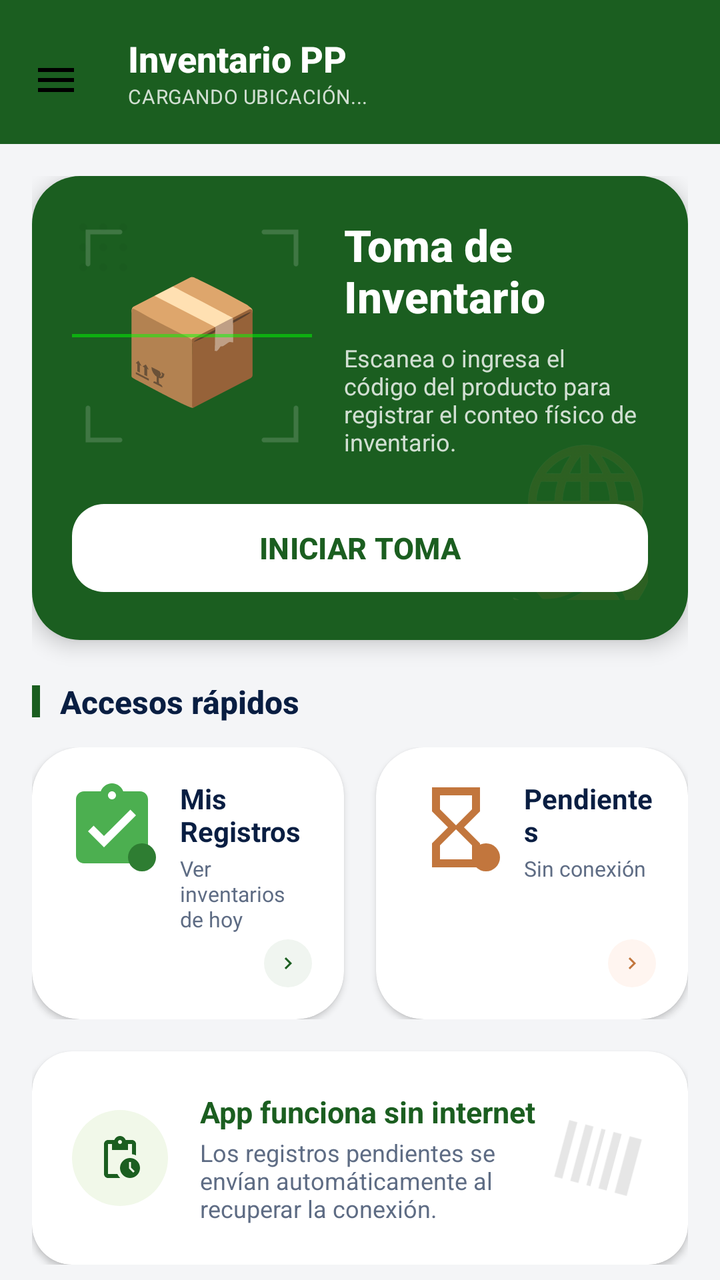
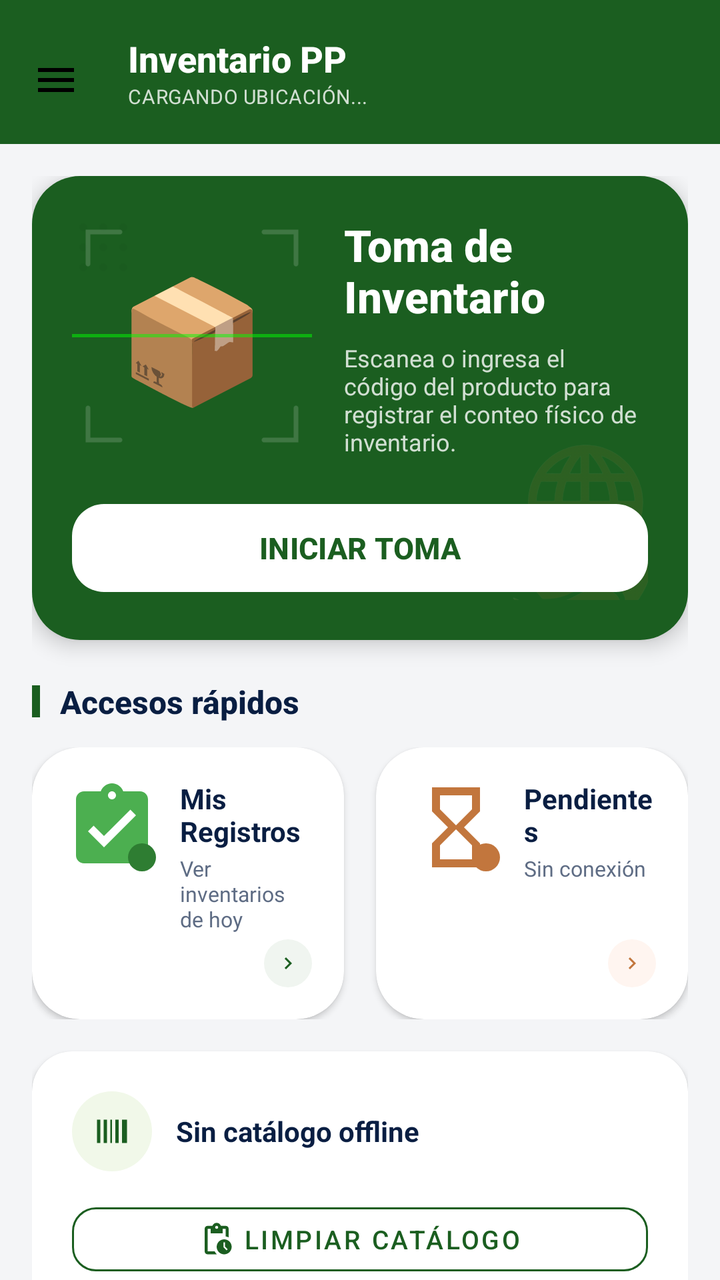

The first picture is an Android layout as it rendered before a commit; the second is the same layout after the commit. The layout source and the unified diff follow.
<!-- AndroidManifest.xml: application theme Theme.Inventario -->
<!-- res/layout/activity_home.xml -->
<?xml version="1.0" encoding="utf-8"?>
<androidx.drawerlayout.widget.DrawerLayout
    xmlns:android="http://schemas.android.com/apk/res/android"
    xmlns:app="http://schemas.android.com/apk/res-auto"
    xmlns:tools="http://schemas.android.com/tools"
    android:id="@+id/drawerLayoutRoot"
    android:layout_width="match_parent"
    android:layout_height="match_parent">

    <LinearLayout
        android:layout_width="match_parent"
        android:layout_height="match_parent"
        android:orientation="vertical"
        android:background="#F4F5F7">

        
        <com.google.android.material.appbar.AppBarLayout
            android:id="@+id/appbar"
            android:layout_width="match_parent"
            android:layout_height="wrap_content"
            android:background="@color/pp_splash_text_green"
            app:elevation="4dp">

            <androidx.appcompat.widget.Toolbar
                android:id="@+id/toolbar"
                android:layout_width="match_parent"
                android:layout_height="wrap_content"
                android:minHeight="?attr/actionBarSize"
                android:paddingVertical="8dp"
                app:navigationIcon="@drawable/ic_menu"
                app:navigationIconTint="@color/pp_white">

                <LinearLayout
                    android:layout_width="match_parent"
                    android:layout_height="wrap_content"
                    android:orientation="vertical"
                    android:layout_marginStart="8dp"
                    android:layout_marginEnd="16dp">

                    <TextView
                        android:layout_width="wrap_content"
                        android:layout_height="wrap_content"
                        android:text="Inventario PP"
                        android:textColor="@color/pp_white"
                        android:textSize="18sp"
                        android:textStyle="bold"
                        android:fontFamily="sans-serif-medium" />

                    <TextView
                        android:id="@+id/tvToolbarSubtitle"
                        android:layout_width="match_parent"
                        android:layout_height="wrap_content"
                        android:text="CARGANDO UBICACIÓN..."
                        android:textColor="#CCFFFFFF"
                        android:textSize="10sp"
                        android:textAllCaps="true"
                        android:letterSpacing="0.02"
                        android:lineSpacingExtra="2dp"
                        android:maxLines="2"
                        android:ellipsize="end" />
                </LinearLayout>

            </androidx.appcompat.widget.Toolbar>
        </com.google.android.material.appbar.AppBarLayout>

        
        <ScrollView
            android:layout_width="match_parent"
            android:layout_height="match_parent"
            android:fillViewport="true"
            android:scrollbars="none">

            <LinearLayout
                android:layout_width="match_parent"
                android:layout_height="wrap_content"
                android:orientation="vertical"
                android:padding="16dp">

                
                <com.google.android.material.card.MaterialCardView
                    android:layout_width="match_parent"
                    android:layout_height="wrap_content"
                    app:cardCornerRadius="24dp"
                    app:cardElevation="6dp"
                    app:strokeWidth="0dp"
                    android:layout_marginBottom="20dp">

                    <androidx.constraintlayout.widget.ConstraintLayout
                        android:layout_width="match_parent"
                        android:layout_height="wrap_content"
                        android:background="@color/pp_splash_text_green"
                        android:padding="20dp">

                        
                        <ImageView
                            android:layout_width="60dp"
                            android:layout_height="60dp"
                            android:src="@drawable/ic_dots"
                            android:alpha="0.2"
                            app:layout_constraintTop_toTopOf="parent"
                            app:layout_constraintStart_toStartOf="parent"
                            android:layout_marginTop="-10dp"
                            android:layout_marginStart="-10dp"
                            android:contentDescription="@null" />

                        <ImageView
                            android:layout_width="100dp"
                            android:layout_height="100dp"
                            android:src="@drawable/logo_sin_fondo"
                            android:alpha="0.1"
                            app:layout_constraintBottom_toBottomOf="parent"
                            app:layout_constraintEnd_toEndOf="parent"
                            android:layout_marginBottom="-20dp"
                            android:layout_marginEnd="-20dp"
                            android:contentDescription="@null" />

                        
                        <FrameLayout
                            android:id="@+id/flScanner"
                            android:layout_width="120dp"
                            android:layout_height="120dp"
                            app:layout_constraintStart_toStartOf="parent"
                            app:layout_constraintTop_toTopOf="parent">

                            <ImageView
                                android:layout_width="match_parent"
                                android:layout_height="match_parent"
                                android:src="@drawable/ic_scanner_frame"
                                android:alpha="0.4"
                                android:contentDescription="@null" />

                            <TextView
                                android:layout_width="wrap_content"
                                android:layout_height="wrap_content"
                                android:text="📦"
                                android:textSize="60sp"
                                android:layout_gravity="center" />

                            <View
                                android:layout_width="match_parent"
                                android:layout_height="1.5dp"
                                android:layout_gravity="center"
                                android:background="#8000FF00" />
                        </FrameLayout>

                        <LinearLayout
                            android:layout_width="0dp"
                            android:layout_height="wrap_content"
                            android:orientation="vertical"
                            android:layout_marginStart="16dp"
                            app:layout_constraintStart_toEndOf="@id/flScanner"
                            app:layout_constraintEnd_toEndOf="parent"
                            app:layout_constraintTop_toTopOf="@id/flScanner"
                            app:layout_constraintBottom_toBottomOf="@id/flScanner">

                            <TextView
                                android:layout_width="wrap_content"
                                android:layout_height="wrap_content"
                                android:text="Toma de\nInventario"
                                android:textColor="@color/pp_white"
                                android:textSize="22sp"
                                android:textStyle="bold"
                                android:fontFamily="sans-serif-medium" />

                            <TextView
                                android:layout_width="wrap_content"
                                android:layout_height="wrap_content"
                                android:text="Escanea o ingresa el código del producto para registrar el conteo físico de inventario."
                                android:textColor="#CCFFFFFF"
                                android:textSize="12sp"
                                android:layout_marginTop="8dp" />
                        </LinearLayout>

                        <com.google.android.material.button.MaterialButton
                            android:id="@+id/btnRealizarToma"
                            android:layout_width="match_parent"
                            android:layout_height="52dp"
                            android:layout_marginTop="20dp"
                            android:text="INICIAR TOMA"
                            android:textColor="@color/pp_splash_text_green"
                            android:textStyle="bold"
                            android:textSize="15sp"
                            app:backgroundTint="@color/pp_white"
                            app:cornerRadius="16dp"
                            app:layout_constraintTop_toBottomOf="@id/flScanner" />

                    </androidx.constraintlayout.widget.ConstraintLayout>
                </com.google.android.material.card.MaterialCardView>

                
                <RelativeLayout
                    android:layout_width="match_parent"
                    android:layout_height="wrap_content"
                    android:layout_marginBottom="12dp">
                    <LinearLayout
                        android:layout_width="wrap_content"
                        android:layout_height="wrap_content"
                        android:orientation="horizontal"
                        android:gravity="center_vertical">
                        <View
                            android:layout_width="4dp"
                            android:layout_height="16dp"
                            android:background="@color/pp_splash_text_green" />
                        <TextView
                            android:layout_width="wrap_content"
                            android:layout_height="wrap_content"
                            android:text="Accesos rápidos"
                            android:textSize="16sp"
                            android:textColor="@color/pp_text_dark"
                            android:textStyle="bold"
                            android:layout_marginStart="10dp"
                            android:fontFamily="sans-serif-medium"/>
                    </LinearLayout>
                </RelativeLayout>

                
                <LinearLayout
                    android:layout_width="match_parent"
                    android:layout_height="wrap_content"
                    android:orientation="horizontal"
                    android:baselineAligned="false"
                    android:weightSum="2"
                    android:layout_marginBottom="16dp">

                    
                    <com.google.android.material.card.MaterialCardView
                        android:id="@+id/cardHistorial"
                        android:layout_width="0dp"
                        android:layout_height="wrap_content"
                        android:layout_weight="1"
                        android:layout_marginEnd="8dp"
                        app:cardCornerRadius="24dp"
                        app:cardElevation="2dp"
                        app:strokeWidth="0dp"
                        app:cardBackgroundColor="@color/pp_white"
                        android:clickable="true"
                        android:focusable="true"
                        android:foreground="?attr/selectableItemBackground">

                        <RelativeLayout
                            android:layout_width="match_parent"
                            android:layout_height="wrap_content"
                            android:padding="16dp">

                            <FrameLayout
                                android:id="@+id/flHistorialIcon"
                                android:layout_width="wrap_content"
                                android:layout_height="wrap_content">
                                <ImageView
                                    android:id="@+id/ivHistorialIcon"
                                    android:layout_width="48dp"
                                    android:layout_height="48dp"
                                    android:src="@drawable/ic_clipboard_check" />
                                <View
                                    android:layout_width="14dp"
                                    android:layout_height="14dp"
                                    android:layout_gravity="bottom|end"
                                    android:background="@drawable/bg_icon_circle"
                                    android:backgroundTint="#2E7D32"
                                    android:translationX="-2dp"
                                    android:translationY="-2dp"/>
                            </FrameLayout>

                            <TextView
                                android:id="@+id/tvHistorialTitle"
                                android:layout_width="wrap_content"
                                android:layout_height="wrap_content"
                                android:layout_toEndOf="@id/flHistorialIcon"
                                android:layout_marginStart="10dp"
                                android:text="Mis\nRegistros"
                                android:textSize="14sp"
                                android:textStyle="bold"
                                android:textColor="@color/pp_text_dark" />

                            <TextView
                                android:layout_width="wrap_content"
                                android:layout_height="wrap_content"
                                android:layout_below="@id/tvHistorialTitle"
                                android:layout_toEndOf="@id/flHistorialIcon"
                                android:layout_marginStart="10dp"
                                android:text="Ver inventarios\nde hoy"
                                android:textSize="10.5sp"
                                android:textColor="@color/pp_text_secondary"
                                android:layout_marginTop="2dp" />

                            <ImageView
                                android:layout_width="24dp"
                                android:layout_height="24dp"
                                android:src="@drawable/ic_chevron_right"
                                android:background="@drawable/bg_icon_circle"
                                android:backgroundTint="#F0F5F0"
                                android:padding="6dp"
                                app:tint="@color/pp_splash_text_green"
                                android:layout_alignParentEnd="true"
                                android:layout_marginTop="80dp"
                                android:contentDescription="@null" />
                        </RelativeLayout>
                    </com.google.android.material.card.MaterialCardView>

                    
                    <com.google.android.material.card.MaterialCardView
                        android:id="@+id/cardPendientes"
                        android:layout_width="0dp"
                        android:layout_height="wrap_content"
                        android:layout_weight="1"
                        android:layout_marginStart="8dp"
                        app:cardCornerRadius="24dp"
                        app:cardElevation="2dp"
                        app:strokeWidth="0dp"
                        app:cardBackgroundColor="@color/pp_white"
                        android:clickable="true"
                        android:focusable="true"
                        android:foreground="?attr/selectableItemBackground">

                        <RelativeLayout
                            android:layout_width="match_parent"
                            android:layout_height="wrap_content"
                            android:padding="16dp">

                            <FrameLayout
                                android:id="@+id/flPendientesIcon"
                                android:layout_width="wrap_content"
                                android:layout_height="wrap_content">
                                <ImageView
                                    android:id="@+id/ivPendientesIcon"
                                    android:layout_width="48dp"
                                    android:layout_height="48dp"
                                    android:src="@drawable/ic_hourglass_warning" />
                                <View
                                    android:layout_width="14dp"
                                    android:layout_height="14dp"
                                    android:layout_gravity="bottom|end"
                                    android:background="@drawable/bg_icon_circle"
                                    android:backgroundTint="#C2763D"
                                    android:translationX="-2dp"
                                    android:translationY="-2dp"/>
                            </FrameLayout>

                            <TextView
                                android:id="@+id/tvPendientesTitle"
                                android:layout_width="wrap_content"
                                android:layout_height="wrap_content"
                                android:layout_toEndOf="@id/flPendientesIcon"
                                android:layout_marginStart="10dp"
                                android:text="Pendientes"
                                android:textSize="14sp"
                                android:textStyle="bold"
                                android:textColor="@color/pp_text_dark" />

                            <TextView
                                android:layout_width="wrap_content"
                                android:layout_height="wrap_content"
                                android:layout_below="@id/tvPendientesTitle"
                                android:layout_toEndOf="@id/flPendientesIcon"
                                android:layout_marginStart="10dp"
                                android:text="Sin conexión"
                                android:textSize="10.5sp"
                                android:textColor="@color/pp_text_secondary"
                                android:layout_marginTop="2dp" />

                            <ImageView
                                android:layout_width="24dp"
                                android:layout_height="24dp"
                                android:src="@drawable/ic_chevron_right"
                                android:background="@drawable/bg_icon_circle"
                                android:backgroundTint="#FFF5F0"
                                android:padding="6dp"
                                app:tint="@color/pp_splash_orange"
                                android:layout_alignParentEnd="true"
                                android:layout_marginTop="80dp"
                                android:contentDescription="@null" />
                        </RelativeLayout>
                    </com.google.android.material.card.MaterialCardView>
                </LinearLayout>

                
                <com.google.android.material.card.MaterialCardView
                    android:layout_width="match_parent"
                    android:layout_height="wrap_content"
                    app:cardCornerRadius="20dp"
                    app:cardElevation="2dp"
                    app:strokeWidth="0dp"
                    app:cardBackgroundColor="@color/pp_white">

                    <LinearLayout
                        android:layout_width="match_parent"
                        android:layout_height="wrap_content"
                        android:orientation="horizontal"
                        android:padding="20dp"
                        android:gravity="center_vertical">

                        <FrameLayout
                            android:layout_width="48dp"
                            android:layout_height="48dp"
                            android:background="@drawable/bg_icon_circle"
                            android:backgroundTint="#F1F8E9">
                            <ImageView
                                android:layout_width="24dp"
                                android:layout_height="24dp"
                                android:layout_gravity="center"
                                android:src="@drawable/ic_pending"
                                app:tint="@color/pp_splash_text_green"
                                android:contentDescription="@null" />
                        </FrameLayout>

                        <LinearLayout
                            android:layout_width="0dp"
                            android:layout_height="wrap_content"
                            android:layout_weight="1"
                            android:orientation="vertical"
                            android:layout_marginStart="16dp">

                            <TextView
                                android:layout_width="wrap_content"
                                android:layout_height="wrap_content"
                                android:text="App funciona sin internet"
                                android:textSize="15sp"
                                android:textStyle="bold"
                                android:textColor="@color/pp_splash_text_green"/>
                            <TextView
                                android:layout_width="match_parent"
                                android:layout_height="wrap_content"
                                android:text="Los registros pendientes se envían automáticamente al recuperar la conexión."
                                android:textSize="12sp"
                                android:textColor="@color/pp_text_secondary"
                                android:layout_marginTop="2dp"/>
                        </LinearLayout>

                        
                        <ImageView
                            android:layout_width="50dp"
                            android:layout_height="50dp"
                            android:src="@drawable/ic_barcode"
                            android:alpha="0.1"
                            android:rotation="15"
                            android:contentDescription="@null" />

                    </LinearLayout>
                </com.google.android.material.card.MaterialCardView>

            </LinearLayout>
        </ScrollView>
    </LinearLayout>

    
    <com.google.android.material.navigation.NavigationView
        android:id="@+id/nav_view"
        android:layout_width="wrap_content"
        android:layout_height="match_parent"
        android:layout_gravity="start"
        android:fitsSystemWindows="true"
        android:background="@color/pp_white"
        app:headerLayout="@layout/nav_header_main"
        app:menu="@menu/nav_menu"
        app:itemBackground="@android:color/transparent"
        app:itemIconTint="@color/pp_splash_text_green"
        app:itemTextColor="@color/pp_text_dark" />

</androidx.drawerlayout.widget.DrawerLayout>
<!-- res/layout/nav_header_main.xml (included above) -->
<?xml version="1.0" encoding="utf-8"?>
<LinearLayout
    xmlns:android="http://schemas.android.com/apk/res/android"
    xmlns:app="http://schemas.android.com/apk/res-auto"
    android:layout_width="match_parent"
    android:layout_height="220dp"
    android:background="@color/pp_splash_text_green"
    android:orientation="vertical"
    android:padding="24dp"
    android:gravity="bottom">

    
    <TextView
        android:id="@+id/tvNavAvatar"
        android:layout_width="64dp"
        android:layout_height="64dp"
        android:text="O"
        android:textColor="@color/pp_splash_text_green"
        android:textSize="28sp"
        android:textStyle="bold"
        android:gravity="center"
        android:background="@drawable/shape_circle_white"
        android:layout_marginBottom="16dp"
        android:elevation="4dp"/>

    <TextView
        android:id="@+id/tvNavNombre"
        android:layout_width="match_parent"
        android:layout_height="wrap_content"
        android:text="Nombre del Usuario"
        android:textColor="@color/pp_white"
        android:textSize="18sp"
        android:textStyle="bold"
        android:fontFamily="sans-serif-medium"
        android:ellipsize="end"
        android:maxLines="1"/>

    <TextView
        android:id="@+id/tvNavSucursal"
        android:layout_width="match_parent"
        android:layout_height="wrap_content"
        android:text="Sede Principal"
        android:textColor="#CCFFFFFF"
        android:textSize="13sp"
        android:layout_marginTop="4dp"
        android:textAllCaps="true"
        android:letterSpacing="0.02"/>

    <TextView
        android:id="@+id/tvNavAlmacen"
        android:layout_width="match_parent"
        android:layout_height="wrap_content"
        android:text="Almacén de Materiales"
        android:textColor="#99FFFFFF"
        android:textSize="12sp"
        android:layout_marginTop="2dp"
        android:ellipsize="end"
        android:maxLines="1"/>

</LinearLayout>
<!-- resources referenced by this layout -->
<resources>
  <color name="pp_splash_orange">#C2763D</color>
  <color name="pp_splash_text_green">#1B5E20</color>
  <color name="pp_text_dark">#091E42</color>
  <color name="pp_text_secondary">#5E6C84</color>
  <color name="pp_white">#FFFFFF</color>
  <!-- drawable bg_icon_circle (drawable) -->
  <?xml version="1.0" encoding="utf-8"?>
  <shape xmlns:android="http://schemas.android.com/apk/res/android"
      android:shape="oval">
      <solid android:color="#F1F8E9"/>
  </shape>
  <!-- drawable ic_barcode (drawable) -->
  <?xml version="1.0" encoding="utf-8"?>
  <vector xmlns:android="http://schemas.android.com/apk/res/android"
      android:width="24dp"
      android:height="24dp"
      android:viewportWidth="24.0"
      android:viewportHeight="24.0">
      <path
          android:fillColor="#FF000000"
          android:pathData="M3,5h2v14H3V5zM7,5h2v14H7V5zM11,5h1v14h-1V5zM14,5h2v14h-2V5zM18,5h3v14h-3V5z" />
  </vector>
  <!-- drawable ic_chevron_right (drawable) -->
  <?xml version="1.0" encoding="utf-8"?>
  <vector xmlns:android="http://schemas.android.com/apk/res/android"
      android:width="24dp"
      android:height="24dp"
      android:viewportWidth="24"
      android:viewportHeight="24">
      <path
          android:fillColor="#333333"
          android:pathData="M10,6L8.59,7.41L13.17,12l-4.58,4.59L10,18l6,-6z"/>
  </vector>
  <!-- drawable ic_clipboard_check (drawable) -->
  <vector xmlns:android="http://schemas.android.com/apk/res/android"
      android:width="24dp"
      android:height="24dp"
      android:viewportWidth="24"
      android:viewportHeight="24">
      <path
          android:fillColor="#4CAF50"
          android:pathData="M19,3h-4.18C14.4,1.84 13.3,1 12,1c-1.3,0 -2.4,0.84 -2.82,2H5C3.9,3 3,3.9 3,5v14c0,1.1 0.9,2 2,2h14c1.1,0 2,-0.9 2,-2V5c0,-1.1 -0.9,-2 -2,-2zm-7,0c0.55,0 1,0.45 1,1s-0.45,1 -1,1 -1,-0.45 -1,-1 0.45,-1 1,-1zm-2,14l-4,-4 1.41,-1.41L10,14.17l6.59,-6.59L18,9l-8,8z" />
  </vector>
  <!-- drawable ic_hourglass_warning (drawable) -->
  <vector xmlns:android="http://schemas.android.com/apk/res/android"
      android:width="24dp"
      android:height="24dp"
      android:viewportWidth="24"
      android:viewportHeight="24">
      <path
          android:fillColor="#C2763D"
          android:pathData="M6,2v6h0.01L6,8.01 10,12l-4,4 0.01,0.01H6V22h12v-5.99h-0.01L18,16l-4,-4 4,-3.99 -0.01,-0.01H18V2H6zM16,16.5V20H8v-3.5l4,-4 4,4zM12,11.5l-4,-4V4h8v3.5l-4,4z" />
  </vector>
  <!-- drawable ic_menu (drawable) -->
  <vector xmlns:android="http://schemas.android.com/apk/res/android"
      android:width="24dp"
      android:height="24dp"
      android:viewportWidth="24"
      android:viewportHeight="24">
      <path
          android:fillColor="#FF000000"
          android:pathData="M3,18h18v-2H3v2zm0,-5h18v-2H3v2zm0,-7v2h18V6H3z"/>
  </vector>
  <!-- drawable shape_circle_white (drawable) -->
  <?xml version="1.0" encoding="utf-8"?>
  <shape xmlns:android="http://schemas.android.com/apk/res/android"
      android:shape="oval">
      <solid android:color="@color/pp_white" />
  </shape>
  <style name="Theme.Inventario" parent="Theme.Material3.DayNight.NoActionBar">
          <item name="colorPrimary">@color/pp_splash_text_green</item>
          <item name="colorOnPrimary">@color/pp_white</item>
          <item name="colorSecondary">@color/pp_green_accent</item>
          <item name="android:statusBarColor">@android:color/transparent</item>
          <item name="android:navigationBarColor">@android:color/transparent</item>
          <item name="android:windowLightStatusBar">true</item>
      </style>
  <color name="pp_green_accent">#36B37E</color>
  <!-- unchanged entries left out for length: 4 -->
</resources>

<!-- the commit's change to res/layout/activity_home.xml (unified diff, before → after) -->
@@ -380,6 +380,73 @@
                     app:cardCornerRadius="20dp"
                     app:cardElevation="2dp"
                     app:strokeWidth="0dp"
+                    app:cardBackgroundColor="@color/pp_white"
+                    android:layout_marginBottom="16dp">
+
+                    <LinearLayout
+                        android:layout_width="match_parent"
+                        android:layout_height="wrap_content"
+                        android:orientation="vertical"
+                        android:padding="20dp">
+
+                        <LinearLayout
+                            android:layout_width="match_parent"
+                            android:layout_height="wrap_content"
+                            android:orientation="horizontal"
+                            android:gravity="center_vertical">
+
+                            <FrameLayout
+                                android:layout_width="40dp"
+                                android:layout_height="40dp"
+                                android:background="@drawable/bg_icon_circle"
+                                android:backgroundTint="#F1F8E9">
+                                <ImageView
+                                    android:layout_width="20dp"
+                                    android:layout_height="20dp"
+                                    android:layout_gravity="center"
+                                    android:src="@drawable/ic_barcode"
+                                    app:tint="@color/pp_splash_text_green"
+                                    android:contentDescription="@null" />
+                            </FrameLayout>
+
+                            <TextView
+                                android:id="@+id/tvCatalogCount"
+                                android:layout_width="0dp"
+                                android:layout_height="wrap_content"
+                                android:layout_weight="1"
+                                android:layout_marginStart="12dp"
+                                android:text="Sin catálogo offline"
+                                android:textSize="14sp"
+                                android:textColor="@color/pp_text_dark"
+                                android:textStyle="bold" />
+                        </LinearLayout>
+
+                        <com.google.android.material.button.MaterialButton
+                            android:id="@+id/btnClearCatalog"
+                            android:layout_width="match_parent"
+                            android:layout_height="44dp"
+                            android:layout_marginTop="12dp"
+                            android:text="Limpiar Catálogo"
+                            android:textSize="13sp"
+                            android:textColor="@color/pp_splash_text_green"
+                            style="@style/Widget.MaterialComponents.Button.OutlinedButton"
+                            app:cornerRadius="12dp"
+                            app:strokeColor="@color/pp_splash_text_green"
+                            app:strokeWidth="1dp"
+                            app:icon="@drawable/ic_pending"
+                            app:iconTint="@color/pp_splash_text_green"
+                            app:iconGravity="textStart" />
+
+                    </LinearLayout>
+                </com.google.android.material.card.MaterialCardView>
+
+                
+                <com.google.android.material.card.MaterialCardView
+                    android:layout_width="match_parent"
+                    android:layout_height="wrap_content"
+                    app:cardCornerRadius="20dp"
+                    app:cardElevation="2dp"
+                    app:strokeWidth="0dp"
                     app:cardBackgroundColor="@color/pp_white">
 
                     <LinearLayout
